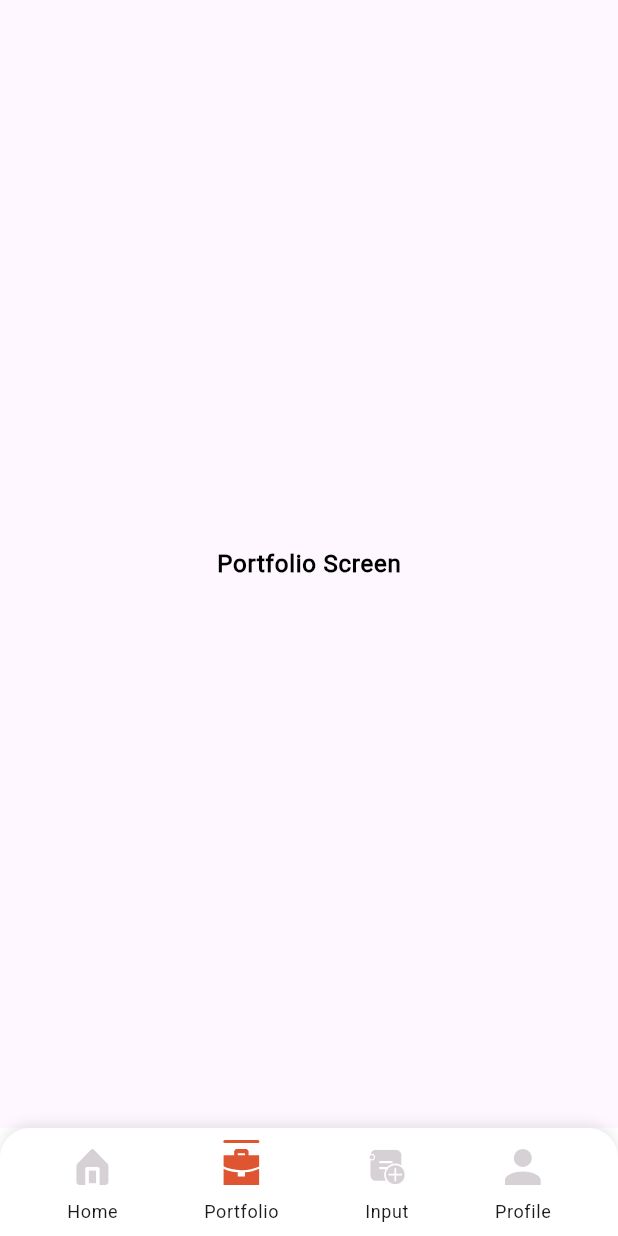
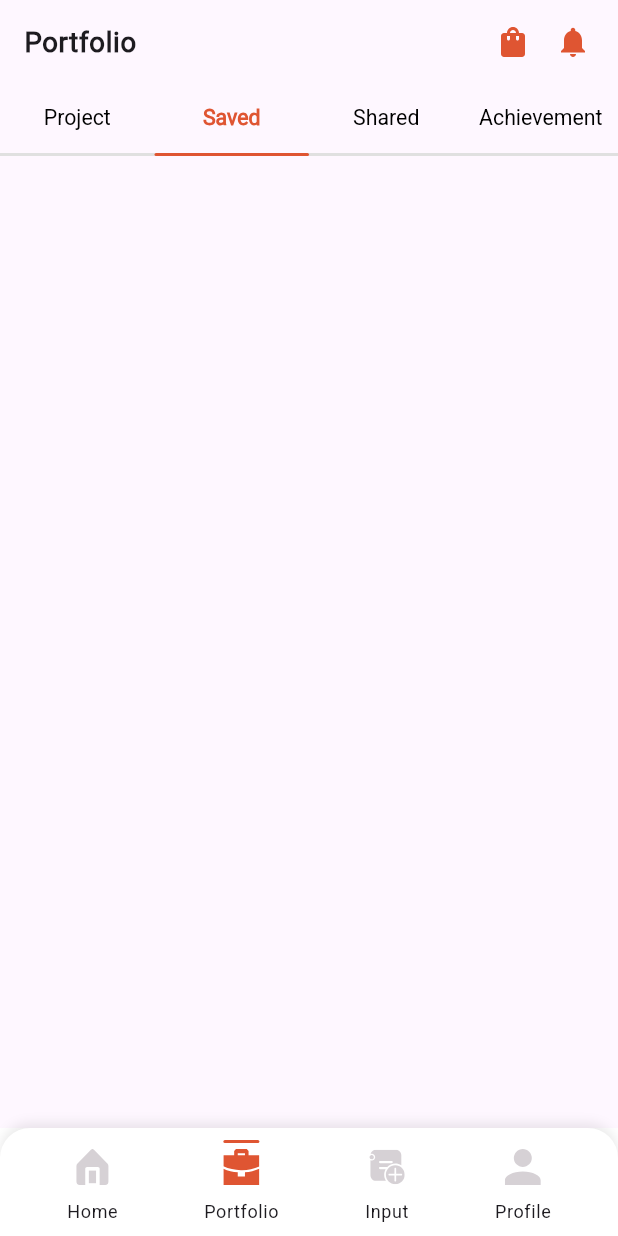
Before and after one commit to lakshydeep-14/internsala_test, a Flutter app: the screen it shows after launch, item 2 of the bottom bar chosen, on a phone screen of 412 x 824 dp. Run offline on Flutter 3.47's test engine with Material 3 defaults, Android fonts, the light colour scheme and no system bars; drawn by our look-alikes of persistent_bottom_nav_bar_v2; our stand-ins replace flutter_screenutil, flutter_svg, vector_graphics.

Commit message:
tab bar setup done

```diff
--- a/lib/features/portfolio/portfolio.dart
+++ b/lib/features/portfolio/portfolio.dart
@@ -7,18 +7,88 @@ class PortfolioScreen extends StatefulWidget {
   State<PortfolioScreen> createState() => _PortfolioScreenState();
 }
 
-class _PortfolioScreenState extends State<PortfolioScreen> {
+class _PortfolioScreenState extends State<PortfolioScreen>
+    with SingleTickerProviderStateMixin {
+  late TabController _tabController;
+  @override
+  void initState() {
+    _tabController = TabController(length: 4, vsync: this, initialIndex: 1);
+    super.initState();
+  }
+
   @override
   Widget build(BuildContext context) {
     return Scaffold(
-      body: Center(
-        child: Text(
-          'Portfolio Screen',
+      appBar: AppBar(
+        title: Text(
+          'Portfolio',
           style: context.text.bodyLarge!.copyWith(
-            color: AppColor.black,
+            fontSize: 18.sp,
             fontWeight: FontWeight.w600,
           ),
         ),
+        actions: [
+          InkWell(
+            onTap: () {},
+            child: Padding(
+              padding: const EdgeInsets.all(8.0),
+              child: Assets.images.icRoundShoppingBag.svg(
+                height: 24,
+                width: 24,
+              ),
+            ),
+          ),
+          InkWell(
+            onTap: () {},
+            child: Padding(
+              padding: const EdgeInsets.all(8.0),
+              child: Assets.images.icBaselineNotifications.svg(
+                height: 24,
+                width: 24,
+              ),
+            ),
+          ),
+          SizedBox(width: 10),
+        ],
+      ),
+      body: Column(
+        children: [
+          TabBar(
+            controller: _tabController,
+            indicator: UnderlineTabIndicator(
+              borderRadius: BorderRadius.circular(12),
+              borderSide: BorderSide(width: 2.0, color: AppColor.orange),
+            ),
+            labelColor: AppColor.orange,
+            labelStyle: context.text.headlineSmall!.copyWith(
+              fontSize: 14.sp,
+              color: AppColor.grey,
+              fontWeight: FontWeight.w600,
+            ),
+            labelPadding: EdgeInsets.zero,
+            unselectedLabelStyle: context.text.headlineSmall!.copyWith(
+              color: AppColor.grey,
+              fontSize: 14.sp,
+            ),
+            dividerColor: AppColor.borderColor,
+            dividerHeight: 2,
+            indicatorColor: AppColor.borderColor,
+            unselectedLabelColor: AppColor.black,
+            indicatorSize: TabBarIndicatorSize.tab,
+            tabs: const [
+              Tab(text: "Project"),
+              Tab(text: "Saved"),
+              Tab(text: "Shared"),
+              Tab(text: "Achievement"),
+            ],
+          ),
+          Expanded(
+            child: TabBarView(
+              controller: _tabController,
+              children: [Container(), Container(), Container(), Container()],
+            ),
+          ),
+        ],
       ),
     );
   }
```
